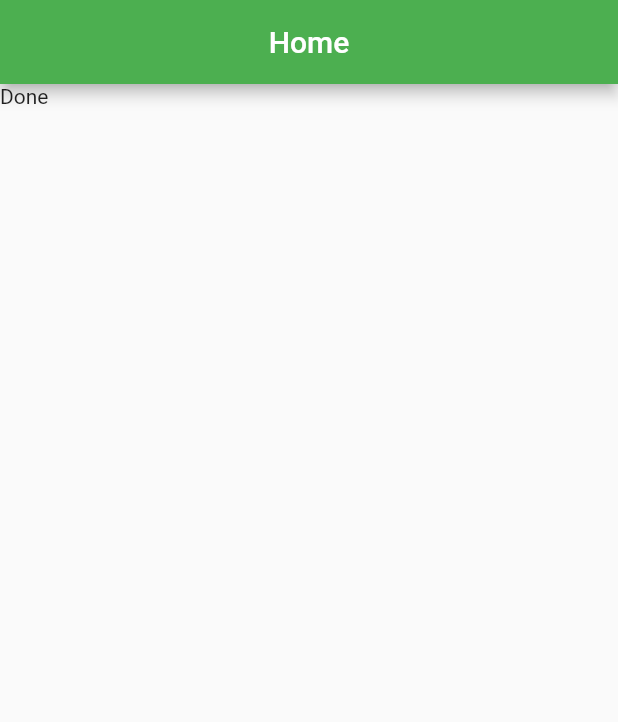
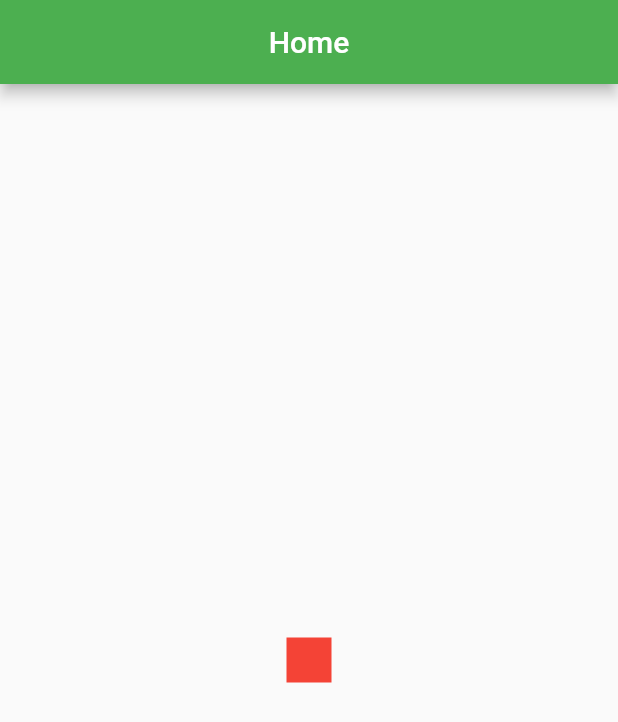
Before and after one commit to ArvinXO/takenote, a Flutter app: the screen it shows after launch, on a phone screen of 412 x 824 dp. Shown: the top 722 px of the screen. Run offline on Flutter 3.47's test engine with Material 2 defaults, Android fonts, the phone set to English and light mode, and no system bars; our stand-ins replace firebase_auth, firebase_core; accounts and stored records are empty.

Commit message:
Centered

```diff
--- a/lib/main.dart
+++ b/lib/main.dart
@@ -38,7 +38,14 @@ class HomePage extends StatelessWidget {
             case ConnectionState.done:
               final user = FirebaseAuth.instance.currentUser;
               if (user?.emailVerified ?? false) {}
-              return const Text('Done');
+              return Center(
+                child: Container(
+                  height: 30,
+                  width: 30,
+                  padding: EdgeInsets.all(40),
+                  color: Colors.red,
+                ),
+              );
             default:
               return const Text('Loading.....');
           }
```
